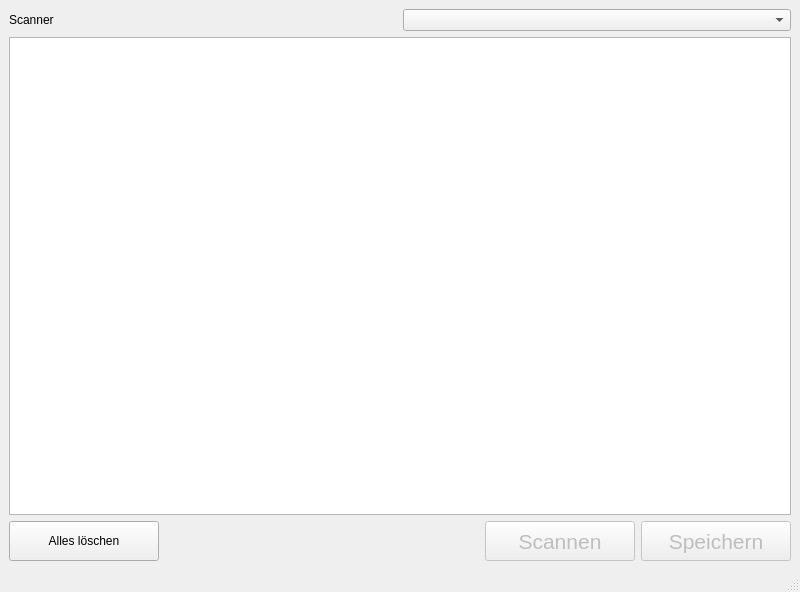
First picture: the form in documento_client/main.ui, repository hansegucker/documento-client, before the edit.
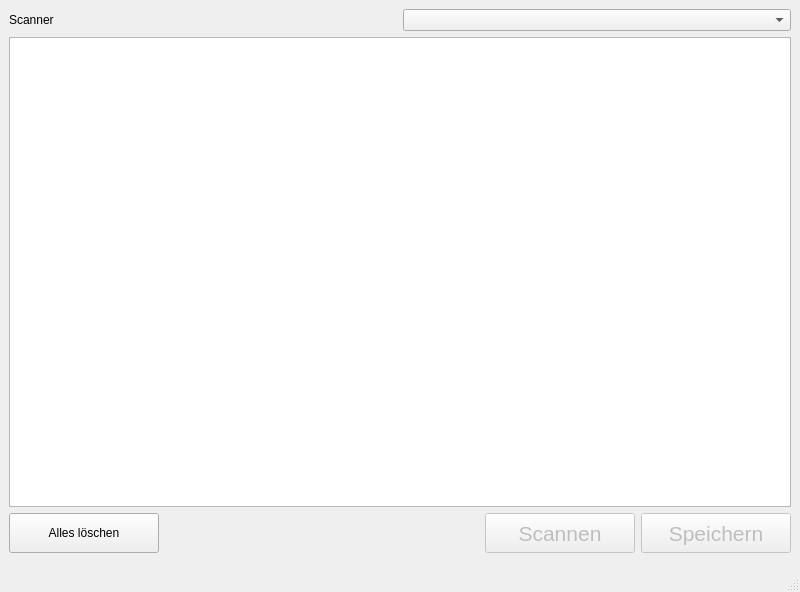
Second picture: the form after the edit.

What changed in the file:
```diff
--- a/documento_client/main.ui
+++ b/documento_client/main.ui
@@ -127,7 +127,14 @@
     </rect>
    </property>
   </widget>
-  <widget class="QStatusBar" name="status_bar"/>
+  <widget class="QStatusBar" name="status_bar">
+   <property name="minimumSize">
+    <size>
+     <width>0</width>
+     <height>30</height>
+    </size>
+   </property>
+  </widget>
  </widget>
  <resources/>
  <connections/>
```
